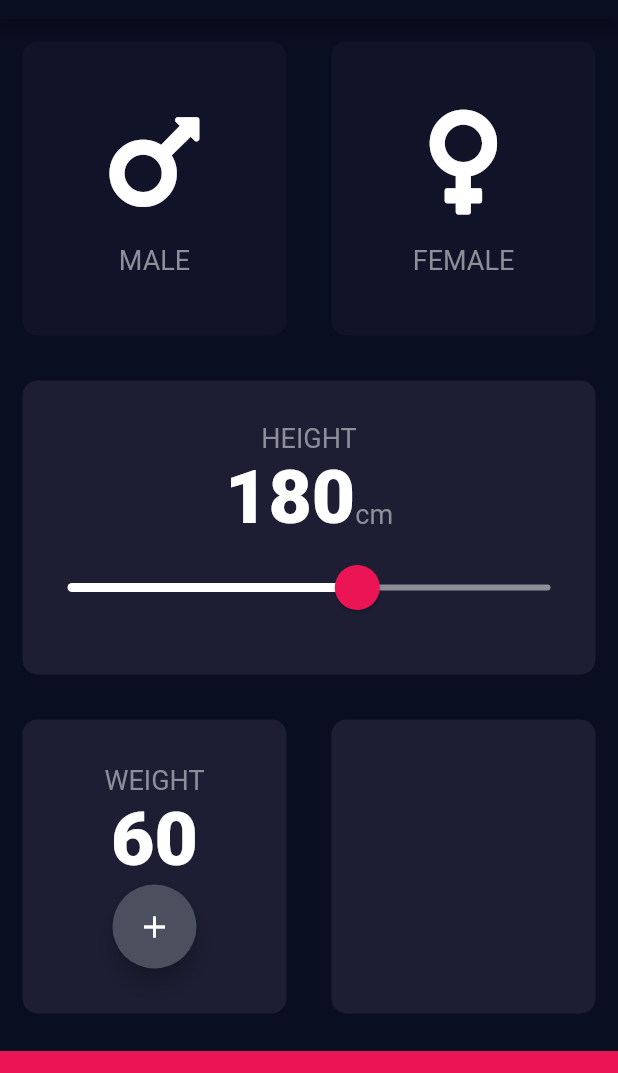
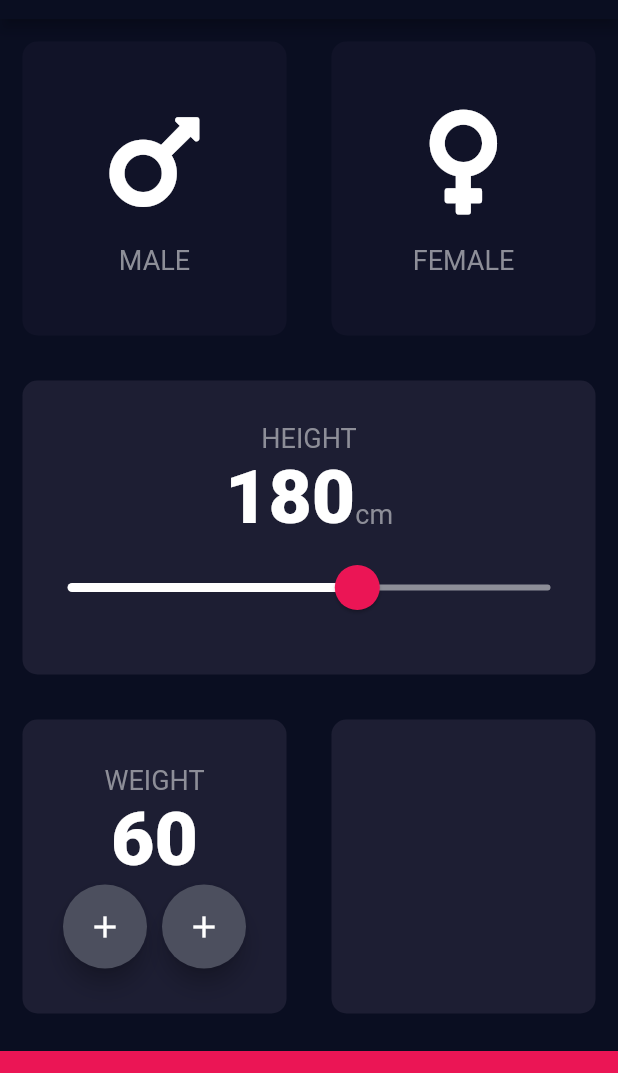
Before and after one commit to leetrent/bmi-calculator-flutter, a Flutter app: the screen it shows after launch, on a phone screen of 412 x 824 dp, the part 65-1138 px from its top. Run offline on Flutter 3.47's test engine with Material 2 defaults, Android fonts, the phone set to English and light mode, and no system bars; our stand-ins replace font_awesome_flutter.

Commit message:
Wraps FloatingActionButton in a Row and adds a second FloatingActionButton

```diff
--- a/lib/input_page.dart
+++ b/lib/input_page.dart
@@ -137,12 +137,27 @@ class _InputPageState extends State<InputPage> {
                           weight.toString(),
                           style: kNumberTextStyle,
                         ),
+                        Row(
+                          mainAxisAlignment: MainAxisAlignment.center,
+                          children: <Widget>[
                             FloatingActionButton(
                               backgroundColor: Color(0xFF4C4F5E),
                               child: Icon(
                                 Icons.add,
                                 color: Colors.white,
                               ),
+                            ),
+                            SizedBox(
+                              width: 10.0,
+                            ),
+                            FloatingActionButton(
+                              backgroundColor: Color(0xFF4C4F5E),
+                              child: Icon(
+                                Icons.add,
+                                color: Colors.white,
+                              ),
+                            ),
+                          ],
                         )
                       ],
                     ),
```
Lines whose indentation alone changed are shown as unchanged.
